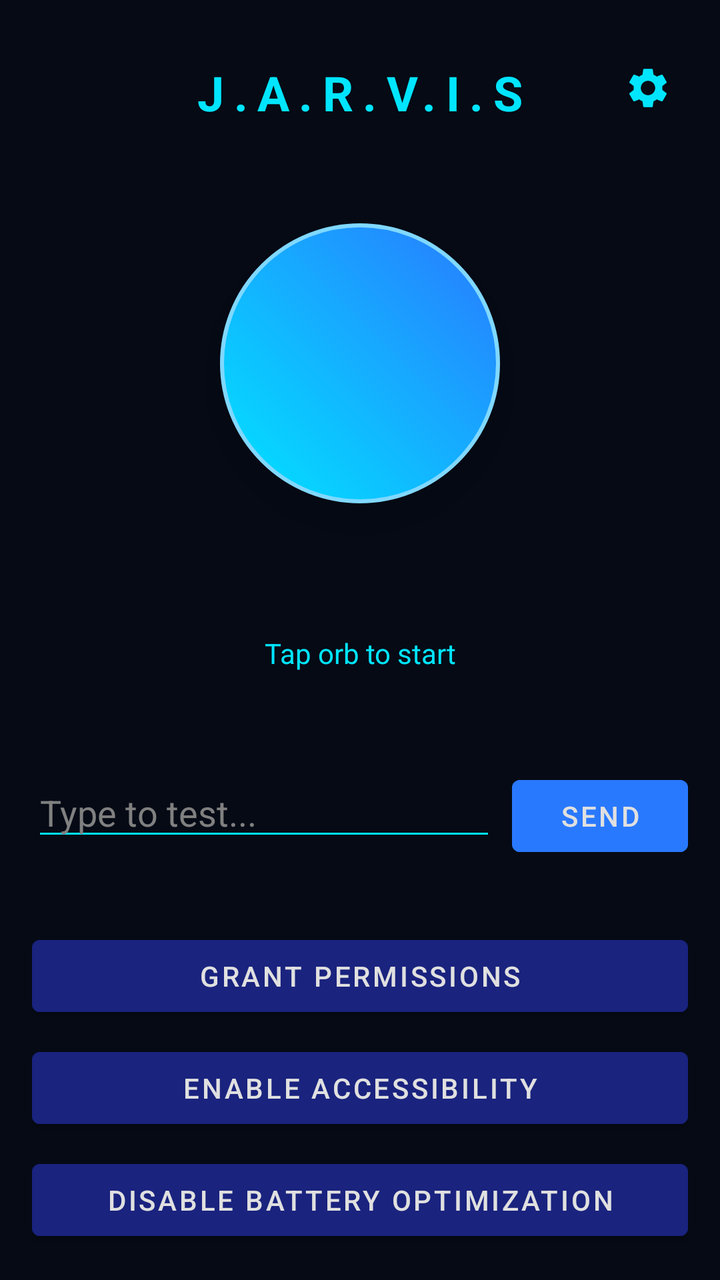
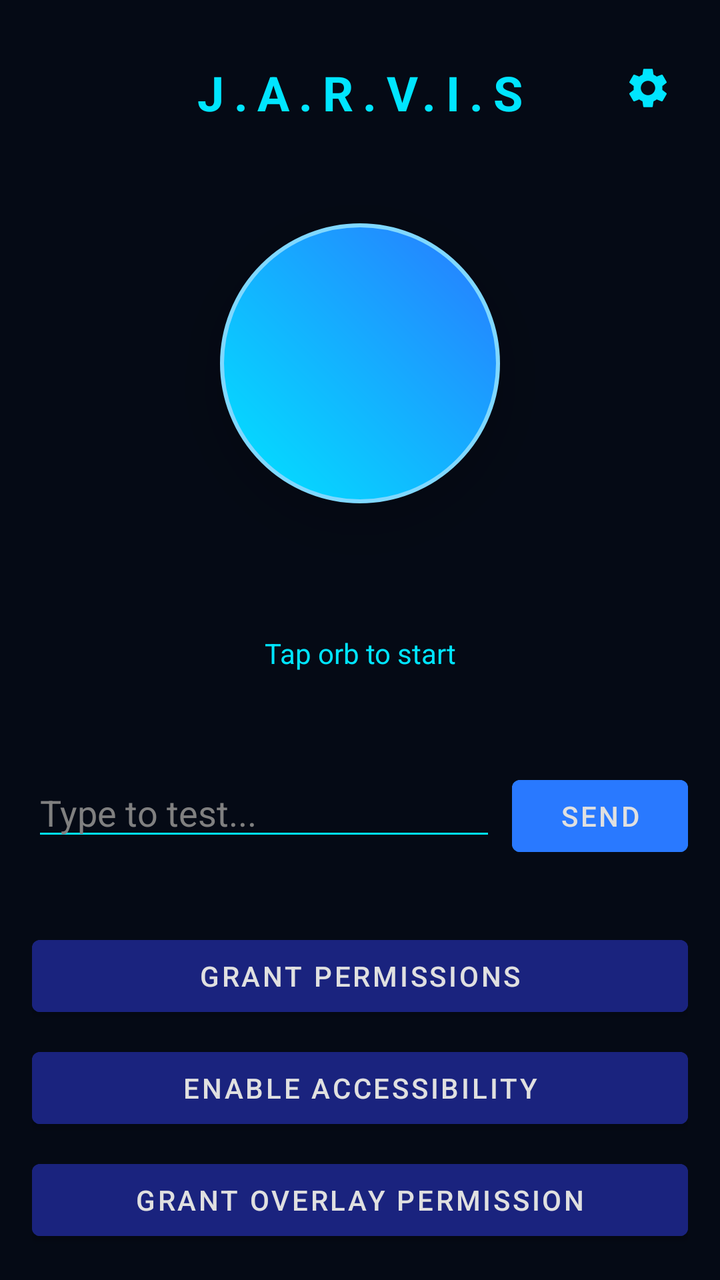

Screens rendered from an Android XML layout before and after an edit, with the pre-edit source and the edit as a unified diff.
<!-- AndroidManifest.xml: application theme Theme.Jarvis -->
<!-- res/layout/activity_main.xml -->
<?xml version="1.0" encoding="utf-8"?>
<androidx.constraintlayout.widget.ConstraintLayout xmlns:android="http://schemas.android.com/apk/res/android"
    xmlns:app="http://schemas.android.com/apk/res-auto"
    android:layout_width="match_parent"
    android:layout_height="match_parent"
    android:background="@color/bg_dark">

    <TextView
        android:id="@+id/titleText"
        android:layout_width="wrap_content"
        android:layout_height="wrap_content"
        android:text="J.A.R.V.I.S"
        android:textColor="@color/primary_cyan"
        android:textSize="24sp"
        android:textStyle="bold"
        android:letterSpacing="0.2"
        android:layout_marginTop="30dp"
        app:layout_constraintTop_toTopOf="parent"
        app:layout_constraintStart_toStartOf="parent"
        app:layout_constraintEnd_toEndOf="parent" />

    <ImageView
        android:id="@+id/btnSettings"
        android:layout_width="40dp"
        android:layout_height="40dp"
        android:padding="8dp"
        android:src="@drawable/ic_settings"
        android:layout_marginEnd="16dp"
        android:layout_marginTop="24dp"
        app:layout_constraintTop_toTopOf="parent"
        app:layout_constraintEnd_toEndOf="parent" />

    <View
        android:id="@+id/orb"
        android:layout_width="140dp"
        android:layout_height="140dp"
        android:background="@drawable/bg_orb"
        android:elevation="20dp"
        app:layout_constraintTop_toBottomOf="@id/titleText"
        app:layout_constraintBottom_toTopOf="@id/statusText"
        app:layout_constraintStart_toStartOf="parent"
        app:layout_constraintEnd_toEndOf="parent" />

    <TextView
        android:id="@+id/statusText"
        android:layout_width="0dp"
        android:layout_height="wrap_content"
        android:text="Tap orb to start"
        android:textColor="@color/primary_cyan"
        android:textSize="14sp"
        android:gravity="center"
        android:padding="16dp"
        android:layout_marginBottom="16dp"
        app:layout_constraintBottom_toTopOf="@id/testInput"
        app:layout_constraintStart_toStartOf="parent"
        app:layout_constraintEnd_toEndOf="parent" />

    <LinearLayout
        android:id="@+id/testInput"
        android:layout_width="match_parent"
        android:layout_height="wrap_content"
        android:orientation="horizontal"
        android:padding="16dp"
        app:layout_constraintBottom_toTopOf="@id/btnLayout">
        
        <EditText
            android:id="@+id/editCommand"
            android:layout_width="0dp"
            android:layout_weight="1"
            android:layout_height="wrap_content"
            android:hint="Type to test..."
            android:textColor="@color/text_light"
            android:textColorHint="@color/text_dim"
            android:backgroundTint="@color/primary_cyan"
            android:layout_marginEnd="8dp"/>
            
        <Button
            android:id="@+id/btnTest"
            android:layout_width="wrap_content"
            android:layout_height="wrap_content"
            android:text="Send"
            android:backgroundTint="@color/primary_blue"
            android:textColor="@color/text_light"/>
    </LinearLayout>

    <LinearLayout
        android:id="@+id/btnLayout"
        android:layout_width="match_parent"
        android:layout_height="wrap_content"
        android:orientation="vertical"
        android:padding="16dp"
        app:layout_constraintBottom_toBottomOf="parent">

        <Button android:id="@+id/btnPerms"
            android:layout_width="match_parent" android:layout_height="wrap_content"
            android:text="Grant Permissions"
            android:backgroundTint="#1A237E"
            android:textColor="@color/text_light"
            android:layout_marginBottom="8dp"/>

        <Button android:id="@+id/btnAccessibility"
            android:layout_width="match_parent" android:layout_height="wrap_content"
            android:text="Enable Accessibility"
            android:backgroundTint="#1A237E"
            android:textColor="@color/text_light"
            android:layout_marginBottom="8dp"/>

        <Button android:id="@+id/btnBattery"
            android:layout_width="match_parent" android:layout_height="wrap_content"
            android:text="Disable Battery Optimization"
            android:backgroundTint="#1A237E"
            android:textColor="@color/text_light" />
    </LinearLayout>
</androidx.constraintlayout.widget.ConstraintLayout>
<!-- resources referenced by this layout -->
<resources>
  <color name="bg_dark">#050A15</color>
  <color name="primary_blue">#2979FF</color>
  <color name="primary_cyan">#00E5FF</color>
  <color name="text_dim">#808080</color>
  <color name="text_light">#E0E0E0</color>
  <!-- drawable bg_orb (drawable) -->
  <?xml version="1.0" encoding="utf-8"?>
  <shape xmlns:android="http://schemas.android.com/apk/res/android" android:shape="oval">
      <gradient
          android:startColor="#00E5FF"
          android:endColor="#2979FF"
          android:type="linear"
          android:angle="45"/>
      <stroke android:width="2dp" android:color="#80D8FF"/>
  </shape>
  <!-- drawable ic_settings (drawable) -->
  <vector xmlns:android="http://schemas.android.com/apk/res/android"
      android:width="24dp" android:height="24dp"
      android:viewportWidth="24" android:viewportHeight="24">
      <path android:fillColor="#00E5FF" android:pathData="M19.14,12.94c0.04,-0.3 0.06,-0.61 0.06,-0.94c0,-0.32 -0.02,-0.64 -0.07,-0.94l2.03,-1.58c0.18,-0.14 0.23,-0.41 0.12,-0.61l-1.92,-3.32c-0.12,-0.22 -0.37,-0.29 -0.59,-0.22l-2.39,0.96c-0.5,-0.38 -1.03,-0.7 -1.62,-0.94L14.4,2.81c-0.04,-0.24 -0.24,-0.41 -0.48,-0.41h-3.84c-0.24,0 -0.43,0.17 -0.47,0.41L9.25,5.35C8.66,5.59 8.12,5.92 7.63,6.29L5.24,5.33c-0.22,-0.08 -0.47,0 -0.59,0.22L2.74,8.87C2.62,9.08 2.66,9.34 2.86,9.48l2.03,1.58C4.84,11.36 4.8,11.69 4.8,12s0.02,0.64 0.07,0.94l-2.03,1.58c-0.18,0.14 -0.23,0.41 -0.12,0.61l1.92,3.32c0.12,0.22 0.37,0.29 0.59,0.22l2.39,-0.96c0.5,0.38 1.03,0.7 1.62,0.94l0.36,2.54c0.05,0.24 0.24,0.41 0.48,0.41h3.84c0.24,0 0.44,-0.17 0.47,-0.41l0.36,-2.54c0.59,-0.24 1.13,-0.56 1.62,-0.94l2.39,0.96c0.22,0.08 0.47,0 0.59,-0.22l1.92,-3.32c0.12,-0.22 0.07,-0.47 -0.12,-0.61L19.14,12.94zM12,15.6c-1.98,0 -3.6,-1.62 -3.6,-3.6s1.62,-3.6 3.6,-3.6s3.6,1.62 3.6,3.6S13.98,15.6 12,15.6z"/>
  </vector>
  <style name="Theme.Jarvis" parent="Theme.MaterialComponents.DayNight.NoActionBar">
          <item name="colorPrimary">#0A84FF</item>
          <item name="colorOnPrimary">#FFFFFF</item>
      </style>
</resources>

<!-- the commit's change to res/layout/activity_main.xml (unified diff, before → after) -->
@@ -105,9 +105,10 @@
             android:textColor="@color/text_light"
             android:layout_marginBottom="8dp"/>
 
+        
         <Button android:id="@+id/btnBattery"
             android:layout_width="match_parent" android:layout_height="wrap_content"
-            android:text="Disable Battery Optimization"
+            android:text="Grant Overlay Permission"
             android:backgroundTint="#1A237E"
             android:textColor="@color/text_light" />
     </LinearLayout>
